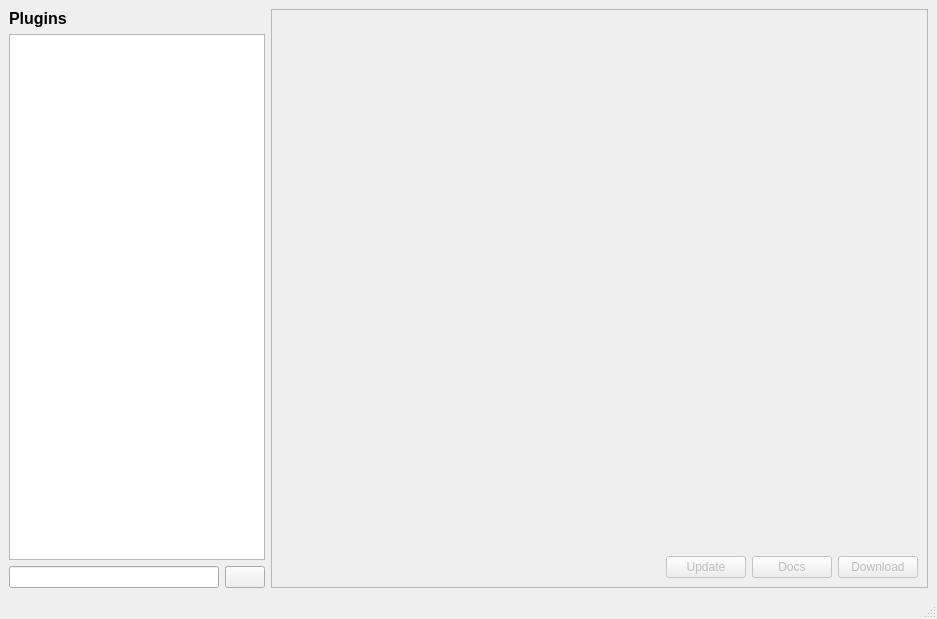
Qt form gui/plugin_manager.ui (flika-org/flika) before a commit.
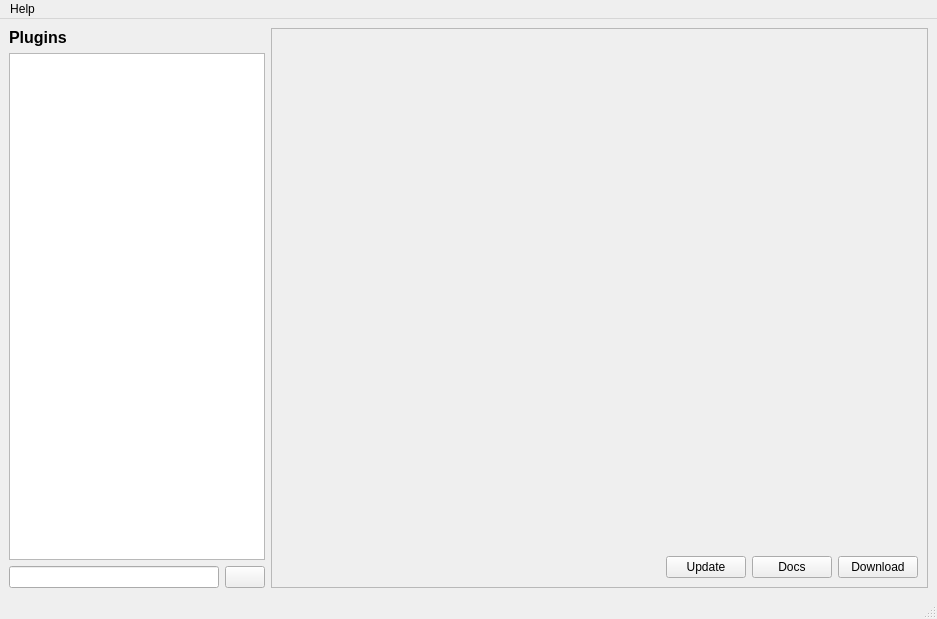
The same form after that commit. Icons and pictures are not drawn.

Commit message:
PluginManager is finished
Static methods used to keep PluginManager and ScriptEditor out of the
global namespace

Diff of the .ui file:
```diff
--- a/gui/plugin_manager.ui
+++ b/gui/plugin_manager.ui
@@ -86,9 +86,6 @@
           </item>
           <item>
            <widget class="QPushButton" name="updateButton">
-            <property name="enabled">
-             <bool>false</bool>
-            </property>
             <property name="text">
              <string>Update</string>
             </property>
@@ -97,7 +94,7 @@
           <item>
            <widget class="QPushButton" name="docsButton">
             <property name="enabled">
-             <bool>false</bool>
+             <bool>true</bool>
             </property>
             <property name="text">
              <string>Docs</string>
@@ -107,7 +104,7 @@
           <item>
            <widget class="QPushButton" name="downloadButton">
             <property name="enabled">
-             <bool>false</bool>
+             <bool>true</bool>
             </property>
             <property name="text">
              <string>Download</string>
@@ -228,6 +225,13 @@
      <height>21</height>
     </rect>
    </property>
+   <widget class="QMenu" name="menuHelp">
+    <property name="title">
+     <string>Help</string>
+    </property>
+    <addaction name="actionCheck_For_Updates"/>
+   </widget>
+   <addaction name="menuHelp"/>
   </widget>
   <widget class="QStatusBar" name="statusBar"/>
  </widget>
```
Left out of the diff: 5 changed lines with no effect on the pictures. The commit also changes 12 other files.
